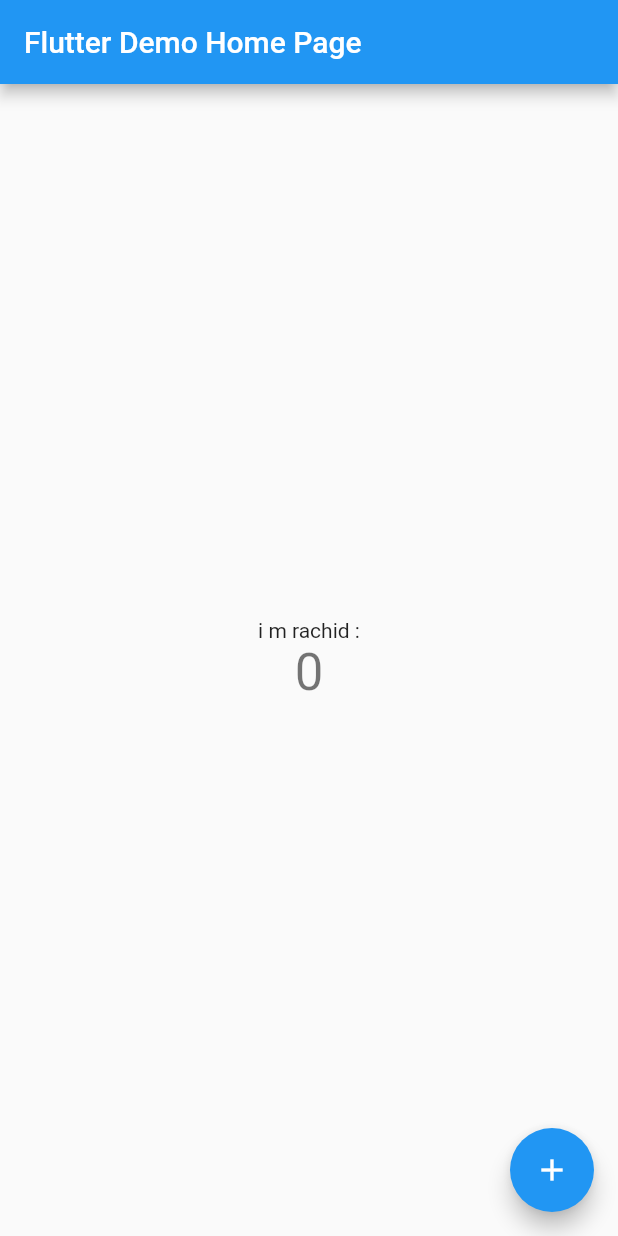
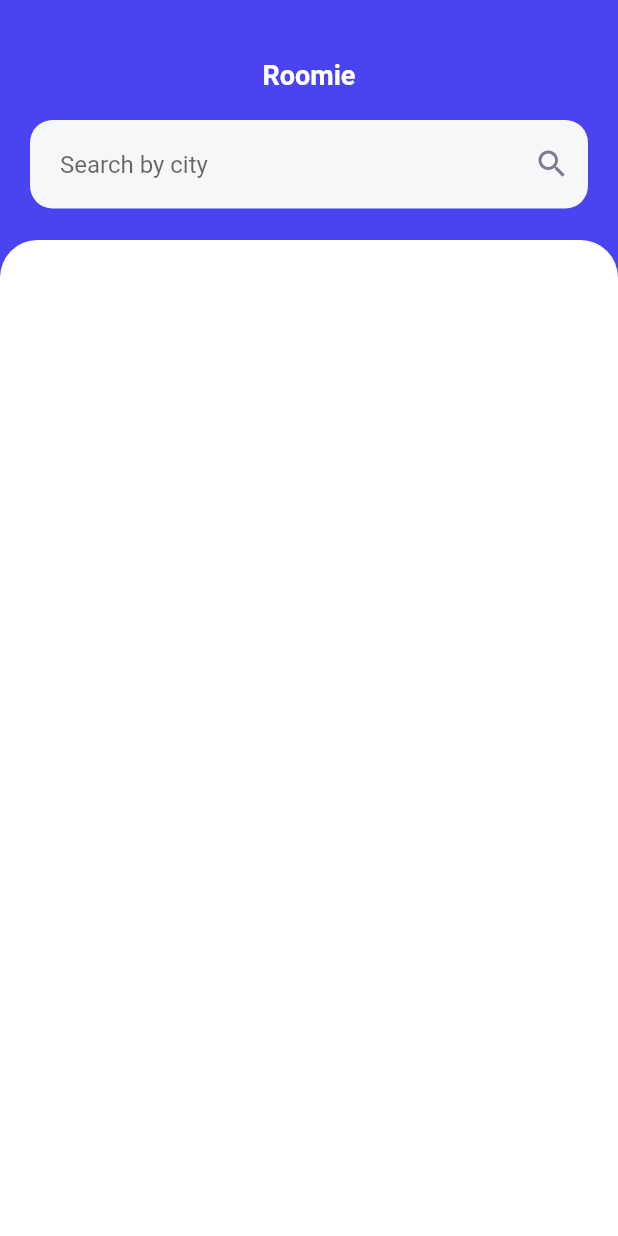
Before and after one commit to Ray0Emma/Roomie, a Flutter app: the screen it shows after launch, on a phone screen of 412 x 824 dp. Run offline on Flutter 3.47's test engine with Material 2 defaults, Android fonts, the phone set to English and light mode, and no system bars.

Commit message:
feat: added navbar

```diff
--- a/lib/main.dart
+++ b/lib/main.dart
@@ -1,3 +1,5 @@
+// ignore_for_file: prefer_const_constructors, avoid_print
+
 import 'package:flutter/material.dart';
 
 void main() {
@@ -11,12 +13,12 @@ class MyApp extends StatelessWidget {
   @override
   Widget build(BuildContext context) {
     return MaterialApp(
-      title: 'Flutter Demo',
+      title: 'Rommie',
       theme: ThemeData(
-
         primarySwatch: Colors.blue,
       ),
-      home: const MyHomePage(title: 'Flutter Demo Home Page'),
+      home: const MyHomePage(title: 'Roomie'),
+      debugShowCheckedModeBanner: false,
     );
   }
 }
@@ -31,68 +33,91 @@ class MyHomePage extends StatefulWidget {
 }
 
 class _MyHomePageState extends State<MyHomePage> {
-  int _counter = 0;
-
-  void _incrementCounter() {
-    setState(() {
-      // This call to setState tells the Flutter framework that something has
-      // changed in this State, which causes it to rerun the build method below
-      // so that the display can reflect the updated values. If we changed
-      // _counter without calling setState(), then the build method would not be
-      // called again, and so nothing would appear to happen.
-      _counter++;
-    });
-  }
-
   @override
   Widget build(BuildContext context) {
-    // This method is rerun every time setState is called, for instance as done
-    // by the _incrementCounter method above.
-    //
-    // The Flutter framework has been optimized to make rerunning build methods
-    // fast, so that you can just rebuild anything that needs updating rather
-    // than having to individually change instances of widgets.
     return Scaffold(
-      appBar: AppBar(
-        // Here we take the value from the MyHomePage object that was created by
-        // the App.build method, and use it to set our appbar title.
-        title: Text(widget.title),
+      body: SingleChildScrollView(
+        child: Container(
+          decoration: BoxDecoration(
+            // borderRadius: BorderRadius.circular(30),
+            color: Color(0xff4943F0),
           ),
-      body: Center(
-        // Center is a layout widget. It takes a single child and positions it
-        // in the middle of the parent.
           child: Column(
-          // Column is also a layout widget. It takes a list of children and
-          // arranges them vertically. By default, it sizes itself to fit its
-          // children horizontally, and tries to be as tall as its parent.
-          //
-          // Invoke "debug painting" (press "p" in the console, choose the
-          // "Toggle Debug Paint" action from the Flutter Inspector in Android
-          // Studio, or the "Toggle Debug Paint" command in Visual Studio Code)
-          // to see the wireframe for each widget.
-          //
-          // Column has various properties to control how it sizes itself and
-          // how it positions its children. Here we use mainAxisAlignment to
-          // center the children vertically; the main axis here is the vertical
-          // axis because Columns are vertical (the cross axis would be
-          // horizontal).
-          mainAxisAlignment: MainAxisAlignment.center,
+            children: [
+              // ****AppBar start****
+              SizedBox(
+                height: 160.0,
+                child: Stack(
                   children: <Widget>[
-            const Text(
-              'i m rachid :',
+                    SizedBox(
+                      width: MediaQuery.of(context).size.width,
+                      height: 100.0,
+                      child: Center(
+                        child: Text(
+                          "Roomie",
+                          style: TextStyle(
+                              color: Colors.white,
+                              fontSize: 18.0,
+                              fontWeight: FontWeight.bold),
                         ),
-            Text(
-              '$_counter',
-              style: Theme.of(context).textTheme.headline4,
+                      ),
+                    ),
+                    Positioned(
+                      top: 80.0,
+                      left: 0.0,
+                      right: 0.0,
+                      child: Container(
+                        padding: EdgeInsets.symmetric(horizontal: 20.0),
+                        child: DecoratedBox(
+                          decoration: BoxDecoration(
+                              borderRadius: BorderRadius.circular(15),
+                              color: Color(0xffF5F7F9)),
+                          child: Row(
+                            children: [
+                              Expanded(
+                                child: TextField(
+                                  decoration: InputDecoration(
+                                    border: InputBorder.none,
+                                    hintText: "Search by city",
+                                    contentPadding: EdgeInsets.all(20.0),
+                                  ),
+                                  keyboardType: TextInputType.text,
+                                  maxLines: 1,
+                                ),
+                              ),
+                              IconButton(
+                                icon: Icon(
+                                  Icons.search,
+                                  color: Color(0xff7C7B90),
+                                ),
+                                onPressed: () {
+                                  print("your menu action here");
+                                },
                               ),
                             ],
                           ),
                         ),
-      floatingActionButton: FloatingActionButton(
-        onPressed: _incrementCounter,
-        tooltip: 'Increment',
-        child: const Icon(Icons.add),
-      ), // This trailing comma makes auto-formatting nicer for build methods.
+                      ),
+                    ),
+                  ],
+                ),
+              ),
+              // ****AppBar End****
+              Container(
+                width: MediaQuery.of(context).size.width,
+                height: MediaQuery.of(context).size.height,
+                decoration: BoxDecoration(
+                  borderRadius: BorderRadius.circular(25),
+                  color: Colors.white,
+                ),
+                child: Column(
+                  children: [],
+                ),
+              )
+            ],
+          ),
+        ),
+      ),
     );
   }
 }
```
Lines whose indentation alone changed are shown as unchanged.
